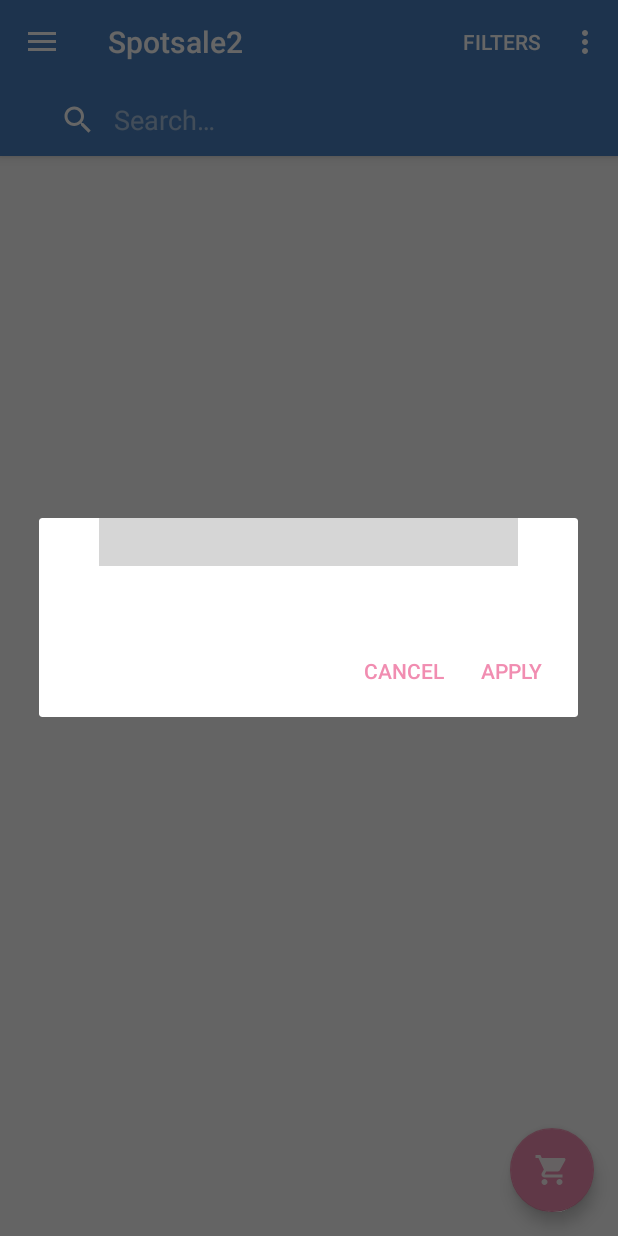
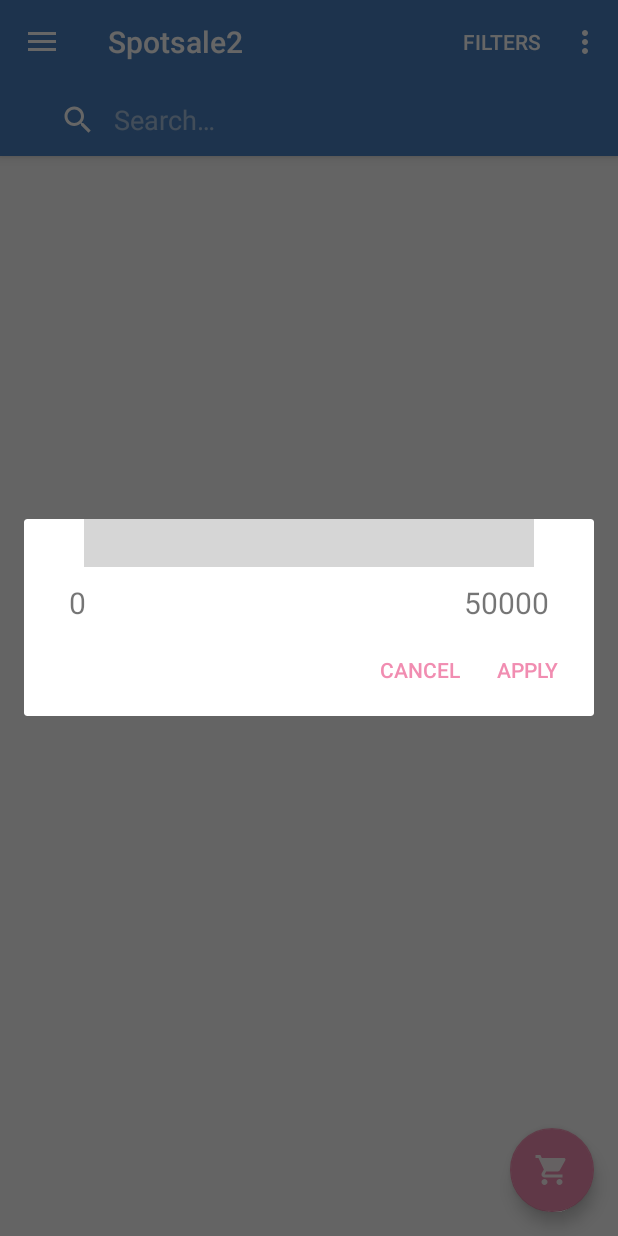
Before and after one commit to Aditi-hande/Spotsale2, an Android app: the CatalogActivity screen opened directly, with no data from a screen before it, after a tap on "FILTERS", on a phone screen of 412 x 824 dp. Run offline under Robolectric (Android 15) with nearby library versions, the phone set to English and light mode, and no system bars; our stand-ins replace Firebase (no records; nobody signed in at launch, a user with empty details on screens opened directly), Picasso; libraries missing offline, so code that uses them is left out: com.appyvet.materialrangebar; plain views replace RangeBar; 5 statements that could not run were skipped; grey boxes are pictures that could not be loaded.

Commit message:
Range filtering for cost, Minor Bug Fixes

```diff
--- a/app/src/main/java/com/example/ecommerce/spotsale2/CartActivity.java
+++ b/app/src/main/java/com/example/ecommerce/spotsale2/CartActivity.java
@@ -88,6 +88,7 @@ public class CartActivity extends AppCompatActivity {
                 for (DataSnapshot snapshot : dataSnapshot.getChildren()) {
                     products.add(snapshot.getValue(Product.class));
                     cart.setProductList(products);
+                }
                 adapter = new CartAdapter(products, new CartAdapter.OnItemClickListener() {
                     @Override
                     public void onItemClick(final Product product, View view) {
@@ -100,10 +101,11 @@ public class CartActivity extends AppCompatActivity {
                         recreate();
                     }
                 });
-                }
                 recyclerView.setHasFixedSize(true);
                 recyclerView.setLayoutManager(recyclerLayoutManager);
                 recyclerView.setAdapter(adapter);
+
+                ((TextView) findViewById(R.id.cart_sum)).setText("Total: " + cart.getTotal_sum());
 
                 PD.dismiss();
             }
--- /dev/null
+++ b/app/src/main/java/com/example/ecommerce/spotsale2/FilterDialogFragment.java
@@ -0,0 +1,85 @@
+package com.example.ecommerce.spotsale2;
+
+import android.app.AlertDialog;
+import android.app.Dialog;
+import android.content.DialogInterface;
+import android.os.Bundle;
+import android.view.LayoutInflater;
+import android.view.View;
+import android.widget.TextView;
+import android.widget.Toast;
+
+import androidx.annotation.NonNull;
+import androidx.annotation.Nullable;
+import androidx.fragment.app.DialogFragment;
+
+import com.appyvet.materialrangebar.RangeBar;
+
+public class FilterDialogFragment extends DialogFragment {
+
+    public int priceMultiplier;
+    public int tickInterval;
+    public int tickEnd;
+
+    public FilterDialogFragment(int priceMultiplier, int tickInterval, int tickEnd, OnApplyListener listener) {
+        this.priceMultiplier = priceMultiplier;
+        this.tickInterval = tickInterval;
+        this.tickEnd = tickEnd;
+        this.listener = listener;
+    }
+
+    public interface OnApplyListener {
+        void OnApplyFilters(double rangeMin, double rangeMax);
+    }
+    private final OnApplyListener listener;
+
+
+    @NonNull
+    @Override
+    public Dialog onCreateDialog(@Nullable Bundle savedInstanceState) {
+        AlertDialog.Builder builder = new AlertDialog.Builder(getActivity());
+
+        LayoutInflater inflater = requireActivity().getLayoutInflater();
+        final View view = inflater.inflate(R.layout.dialog_filter, null);
+
+        final RangeBar rangeBar = (RangeBar) view.findViewById(R.id.range_bar);
+        rangeBar.setTickInterval(tickInterval);
+        rangeBar.setTickStart(0);
+        rangeBar.setTickEnd(tickEnd);
+
+        (rangeBar).setOnRangeBarChangeListener(new RangeBar.OnRangeBarChangeListener() {
+            @Override
+            public void onRangeChangeListener(RangeBar rangeBar, int leftPinIndex, int rightPinIndex, String leftPinValue, String rightPinValue) {
+                ((TextView)view.findViewById(R.id.range_start)).setText(String.valueOf(leftPinIndex * priceMultiplier));
+                ((TextView)view.findViewById(R.id.range_end)).setText(String.valueOf(rightPinIndex * priceMultiplier));
+            }
+
+            @Override
+            public void onTouchStarted(RangeBar rangeBar) {
+
+            }
+
+            @Override
+            public void onTouchEnded(RangeBar rangeBar) {
+
+            }
+        });
+
+        builder.setView(view);
+        builder.setPositiveButton("Apply", new DialogInterface.OnClickListener() {
+            @Override
+            public void onClick(DialogInterface dialog, int which) {
+                //Toast.makeText(getActivity(), "Apply Filters not yet available", Toast.LENGTH_LONG).show();
+                listener.OnApplyFilters(Double.valueOf(rangeBar.getLeftPinValue()), Double.valueOf(rangeBar.getRightPinValue()));
+            }
+        });
+        builder.setNegativeButton("Cancel", new DialogInterface.OnClickListener() {
+            @Override
+            public void onClick(DialogInterface dialog, int which) {
+                Toast.makeText(getActivity(), "Cancel Filtering", Toast.LENGTH_SHORT).show();
+            }
+        });
+
+        return builder.create();
+    }
+}
--- a/app/src/main/java/com/example/ecommerce/spotsale2/PaymentActivity.java
+++ b/app/src/main/java/com/example/ecommerce/spotsale2/PaymentActivity.java
@@ -54,7 +54,7 @@ public class PaymentActivity extends AppCompatActivity {
                         ((TextView)findViewById(R.id.amount)).setText(String.valueOf(cart.getTotal_sum()));
                         ((TextView)findViewById(R.id.note)).setText("Order ID: " + cart.getCart_id());
 
-                        sendbtn.setOnClickListener(new View.OnClickListener() {
+                        ((Button) findViewById(R.id.paybutton)).setOnClickListener(new View.OnClickListener() {
                             @Override
                             public void onClick(View v) {
                                 String amount = String.valueOf(cart.getTotal_sum()%50);
--- a/app/src/main/java/com/example/ecommerce/spotsale2/RegisterActivity.java
+++ b/app/src/main/java/com/example/ecommerce/spotsale2/RegisterActivity.java
@@ -26,8 +26,7 @@ public class RegisterActivity extends AppCompatActivity {
     private FirebaseAuth auth;
     private Button btnSignUp, btnLogin;
 
-    DatabaseReference databaseReference= FirebaseDatabase.getInstance().getReference()
-            .child(getResources().getText(R.string.users).toString());
+    DatabaseReference databaseReference;
 
 
 
@@ -36,7 +35,8 @@ public class RegisterActivity extends AppCompatActivity {
         super.onCreate(savedInstanceState);
         setContentView(R.layout.activity_register);
 
-
+        databaseReference = FirebaseDatabase.getInstance().getReference()
+                .child(getResources().getText(R.string.users).toString());
 
         auth = FirebaseAuth.getInstance();
 //if user is signed in then redirect to the main activity.
--- a/app/src/main/res/layout/dialog_filter.xml
+++ b/app/src/main/res/layout/dialog_filter.xml
@@ -1,5 +1,5 @@
 <?xml version="1.0" encoding="utf-8"?>
-<LinearLayout xmlns:android="http://schemas.android.com/apk/res/android"
+<RelativeLayout xmlns:android="http://schemas.android.com/apk/res/android"
     android:orientation="vertical"
     android:layout_width="match_parent"
     android:layout_height="match_parent">
@@ -8,28 +8,37 @@
         xmlns:app="http://schemas.android.com/apk/res-auto"
         android:id="@+id/range_bar"
         android:layout_width="match_parent"
-        android:layout_height="match_parent"
+        android:layout_height="wrap_content"
         android:layout_marginStart="40dp"
         android:layout_marginEnd="40dp"
         app:mrb_rangeBar="true"
-        app:mrb_pinMaxFont="12sp"
-        app:mrb_pinMinFont="10sp"
+        app:mrb_pinMaxFont="15sp"
+        app:mrb_pinMinFont="12sp"
         app:mrb_pinRadius="18dp"
-        app:mrb_pinTextColor="@color/white"
-        app:mrb_tickStart="0"
-        app:mrb_tickEnd="50"
-        app:mrb_tickInterval="5"/>
+        app:mrb_pinTextColor="@color/white"/>
 
     <TextView
         android:id="@+id/range_start"
         android:layout_width="wrap_content"
-        android:layout_height="wrap_content" />
+        android:layout_height="wrap_content"
+        android:layout_below="@+id/range_bar"
+        android:layout_marginTop="10dp"
+        android:layout_alignParentStart="true"
+        android:layout_marginStart="30dp"
+        android:textSize="20sp"
+        android:text="0"/>
 
     <TextView
         android:id="@+id/range_end"
         android:layout_width="wrap_content"
-        android:layout_height="wrap_content" />
+        android:layout_height="wrap_content"
+        android:layout_below="@+id/range_bar"
+        android:layout_marginTop="10dp"
+        android:layout_alignParentEnd="true"
+        android:layout_marginEnd="30dp"
+        android:textSize="20sp"
+        android:text="50000"/>
 
 
 
-</LinearLayout>
+</RelativeLayout>
```
Also changed, not shown: app/src/main/java/com/example/ecommerce/spotsale2/CatalogActivity.java (+48 -35 lines), app/src/main/java/com/example/ecommerce/spotsale2/DatabaseClasses/Product.java (+4 -4 lines), app/src/main/java/com/example/ecommerce/spotsale2/ProductActivity.java (+14 -0 lines). Lines whose indentation alone changed are shown as unchanged.
